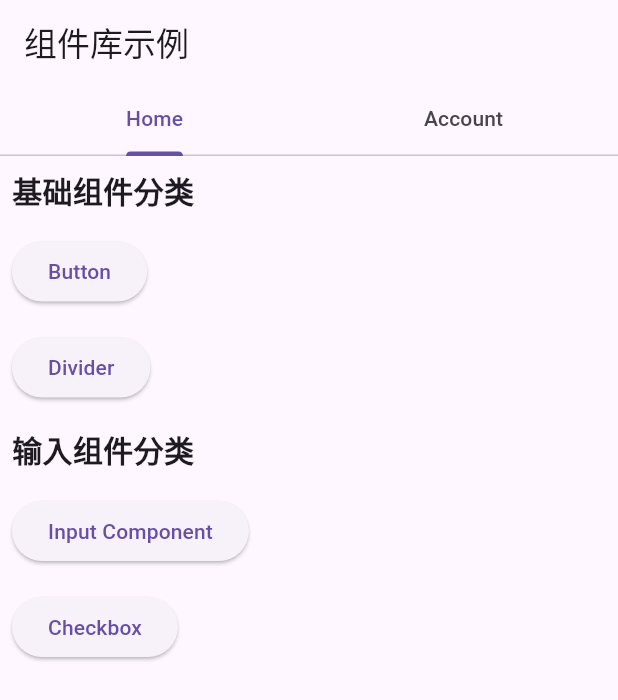
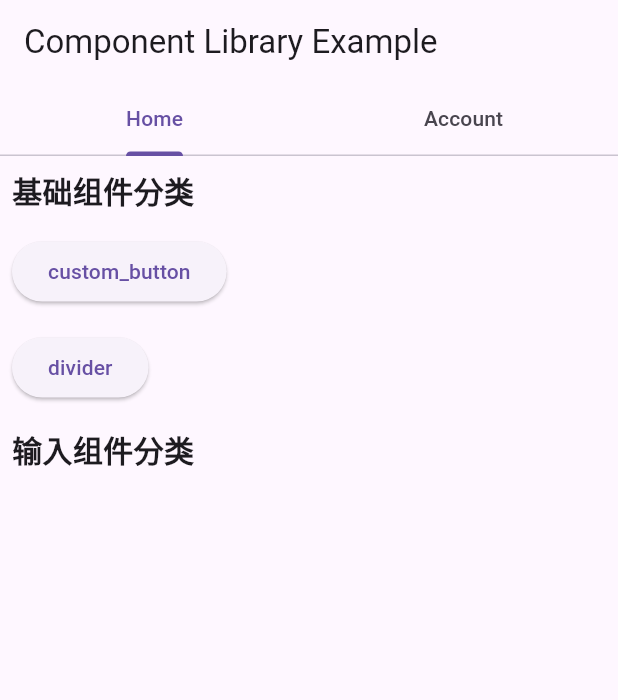
Before and after one commit to Gzx97/my_component_library, a Flutter app: the screen it shows after launch, on a phone screen of 412 x 824 dp. Shown: the top 700 px of the screen. Run offline on Flutter 3.47's test engine with Material 3 defaults, Android fonts, the phone set to English and light mode, and no system bars.

Commit message:
feat: 提取公共配置

```diff
--- /dev/null
+++ b/example/lib/config.dart
@@ -0,0 +1,17 @@
+import 'package:flutter/material.dart';
+import 'pages/home/base_components/custom_button_page.dart';
+import 'pages/home/base_components/divider_page.dart';
+// import 'pages/home/input_components/input_component_page.dart';
+// import 'pages/home/input_components/checkbox_page.dart';
+
+class ExampleMap {
+  static final Map<String, Widget Function()> baseComponents = {
+    'custom_button': () => const CustomButtonPage(),
+    'divider': () => const DividerPage(),
+  };
+
+  static final Map<String, Widget Function()> inputComponents = {
+    // 'Input Component': () => const InputComponentPage(),
+    // 'Checkbox': () => const CheckboxPage(),
+  };
+}
--- a/example/lib/page/home/home_page.dart
+++ b/example/lib/pages/home/home_page.dart
@@ -1,5 +1,6 @@
-import 'package:example/page/account/account_page.dart';
 import 'package:flutter/material.dart';
+import '../../config.dart';
+import '../account/account_page.dart';
 
 class HomePage extends StatelessWidget {
   const HomePage({Key? key}) : super(key: key);
@@ -16,7 +17,7 @@ class HomePage extends StatelessWidget {
               Tab(text: 'Account'),
             ],
           ),
-          title: const Text('组件库示例'),
+          title: const Text('Component Library Example'),
         ),
         body: const TabBarView(
           children: [
@@ -49,18 +50,14 @@ class HomeComponentsPage extends StatelessWidget {
             ),
           ),
           // 基础组件展示
-          ComponentButton(
-            label: 'Button',
-            onPressed: () {
-              Navigator.pushNamed(context, '/base_components/custom_button');
-            },
-          ),
-          ComponentButton(
-            label: 'Divider',
-            onPressed: () {
-              Navigator.pushNamed(context, '/base_components/divider');
-            },
-          ),
+          ...ExampleMap.baseComponents.entries.map((entry) => ComponentButton(
+                label: entry.key,
+                onPressed: () {
+                  print('点击了${entry.key}');
+
+                  Navigator.pushNamed(context, '/${entry.key}');
+                },
+              )),
           const Padding(
             padding: EdgeInsets.all(8.0),
             child: Text(
@@ -72,18 +69,12 @@ class HomeComponentsPage extends StatelessWidget {
             ),
           ),
           // 输入组件展示
-          ComponentButton(
-            label: 'Input Component',
-            onPressed: () {
-              Navigator.pushNamed(context, '/input_component');
-            },
-          ),
-          ComponentButton(
-            label: 'Checkbox',
-            onPressed: () {
-              Navigator.pushNamed(context, '/checkbox');
-            },
-          ),
+          ...ExampleMap.inputComponents.entries.map((entry) => ComponentButton(
+                label: entry.key,
+                onPressed: () {
+                  Navigator.pushNamed(context, '/${entry.key}');
+                },
+              )),
         ],
       ),
     );
--- a/example/lib/routes/app_router.dart
+++ b/example/lib/routes/app_router.dart
@@ -1,24 +1,33 @@
 import 'package:flutter/material.dart';
-import '../page/account/account_page.dart';
-import '../page/home/home_page.dart';
-import '../page/login/login_page.dart';
+import '../pages/home/home_page.dart';
+import '../pages/account/account_page.dart';
+import '../pages/home/base_components/custom_button_page.dart';
+import '../pages/home/base_components/divider_page.dart';
+// import '../pages/home/input_components/input_component_page.dart';
+// import '../pages/home/input_components/checkbox_page.dart';
+import 'error_page.dart';
 
 class AppRouter {
   static Route<dynamic> generateRoute(RouteSettings settings) {
     switch (settings.name) {
-      case '/login':
-        return MaterialPageRoute(builder: (context) => LoginPage());
-      case '/home':
+      case '/':
         return MaterialPageRoute(builder: (context) => HomePage());
       case '/account':
-        return MaterialPageRoute(builder: (context) => AccountPage());
+        return MaterialPageRoute(builder: (context) => const AccountPage());
+      // 基础组件路由
+      case '/custom_button':
+        return MaterialPageRoute(
+            builder: (context) => const CustomButtonPage());
+      case '/divider':
+        return MaterialPageRoute(builder: (context) => const DividerPage());
+      // 输入组件路由
+      // case '/input_components/input_component':
+      //   return MaterialPageRoute(
+      //       builder: (context) => const InputComponentPage());
+      // case '/input_components/checkbox':
+      //   return MaterialPageRoute(builder: (context) => const CheckboxPage());
       default:
-        return MaterialPageRoute(
-            builder: (context) => Scaffold(
-                  body: Center(
-                    child: Text('Page not found'),
-                  ),
-                ));
+        return MaterialPageRoute(builder: (context) => const ErrorPage());
     }
   }
 }
```
Also changed, not shown: example/lib/main.dart (+3 -39 lines), example/lib/routes/error_page.dart (added, +14 -0 lines), example/lib/pages/account/account_page.dart (renamed from example/lib/page/account/account_page.dart), example/lib/pages/account/account_widgets.dart (renamed from example/lib/page/account/account_widgets.dart), example/lib/pages/home/base_components/custom_button_page.dart (renamed from example/lib/page/home/base_components/custom_button_page.dart), example/lib/pages/home/base_components/divider_page.dart (renamed from example/lib/page/home/base_components/divider_page.dart), example/lib/pages/home/home_widgets.dart (renamed from example/lib/page/home/home_widgets.dart), example/lib/pages/home/input_components/checkbox_page.dart (added), example/lib/pages/home/input_components/input_component_page.dart (added), example/lib/pages/login/login_page.dart (renamed from example/lib/page/login/login_page.dart), example/lib/pages/login/login_widgets.dart (renamed from example/lib/page/login/login_widgets.dart).
